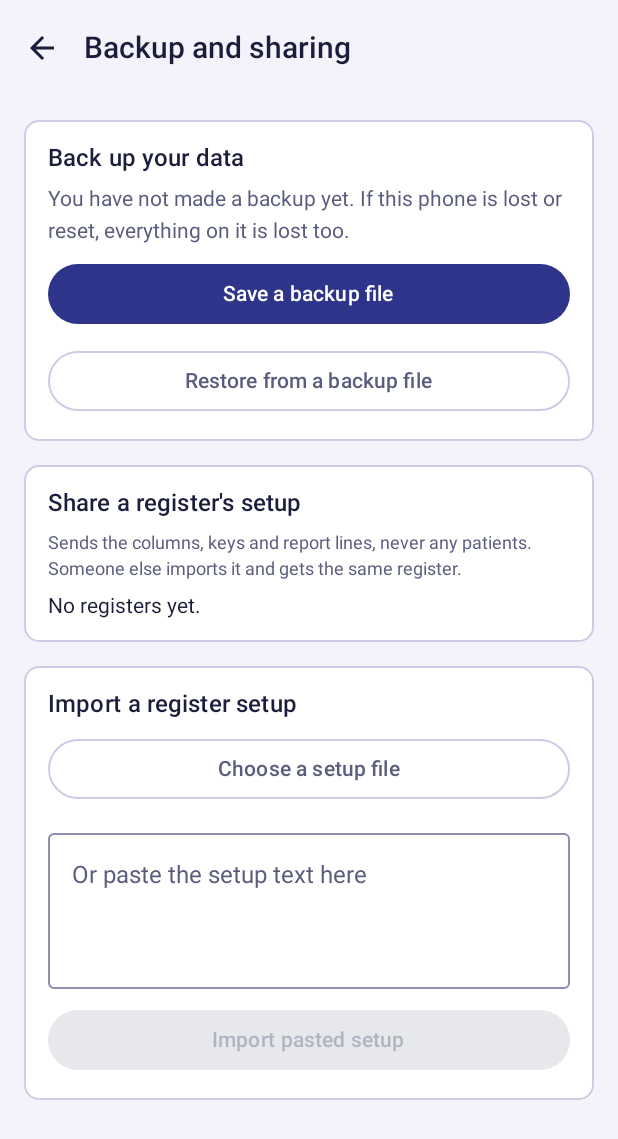
After one commit to sammyotsieno-cloud/AfyaReport, an Android app built with Jetpack Compose: the ToolsScreen screen opened through its navigation route, on a phone screen of 412 x 824 dp. The commit adds this screen. Shown: the top 1139 px of the screen. Run offline under Robolectric (Android 15) with nearby library versions, the phone set to English and light mode, and no system bars; our stand-ins replace Room's generated code.

Commit message:
Backup and restore, register setup export/import (file, share, paste)

```diff
--- a/app/src/main/java/ke/co/afyareport/MainActivity.kt
+++ b/app/src/main/java/ke/co/afyareport/MainActivity.kt
@@ -32,6 +32,7 @@ import ke.co.afyareport.ui.session.SessionDetailScreen
 import ke.co.afyareport.ui.session.SessionListScreen
 import ke.co.afyareport.ui.session.SessionSummaryScreen
 import ke.co.afyareport.ui.theme.AfyaTheme
+import ke.co.afyareport.ui.tools.ToolsScreen
 
 class MainActivity : ComponentActivity() {
     override fun onCreate(savedInstanceState: Bundle?) {
@@ -70,7 +71,18 @@ private fun AfyaReportNavHost(
                 registerRepository = registerRepository,
                 onOpenRegister = { id -> navController.navigate(Routes.registerBook(id)) },
                 onNewRegister = { navController.navigate(Routes.CREATE_REGISTER) },
-                onOlderSessions = { navController.navigate(Routes.SESSION_LIST) }
+                onOlderSessions = { navController.navigate(Routes.SESSION_LIST) },
+                onTools = { navController.navigate(Routes.TOOLS) }
+            )
+        }
+        composable(Routes.TOOLS) {
+            ToolsScreen(
+                registerRepository = registerRepository,
+                onBack = { navController.popBackStack() },
+                onImported = { id ->
+                    navController.popBackStack()
+                    navController.navigate(Routes.registerBook(id))
+                }
             )
         }
         composable(Routes.REGISTER_LIST) {
--- a/app/src/main/java/ke/co/afyareport/ui/home/HomeScreen.kt
+++ b/app/src/main/java/ke/co/afyareport/ui/home/HomeScreen.kt
@@ -38,7 +38,8 @@ fun HomeScreen(
     registerRepository: RegisterRepository,
     onOpenRegister: (Long) -> Unit,
     onNewRegister: () -> Unit,
-    onOlderSessions: () -> Unit
+    onOlderSessions: () -> Unit,
+    onTools: () -> Unit
 ) {
     val registers by registerRepository.observeAllRegisters().collectAsState(initial = emptyList())
     Scaffold(
@@ -109,7 +110,10 @@ fun HomeScreen(
                 }
             }
             item {
-                TextButton(onClick = onOlderSessions) { Text("Earlier batches (old screens)") }
+                Column {
+                    TextButton(onClick = onTools) { Text("Backup, restore and sharing") }
+                    TextButton(onClick = onOlderSessions) { Text("Earlier batches (old screens)") }
+                }
             }
         }
     }
--- a/app/src/main/java/ke/co/afyareport/ui/navigation/Routes.kt
+++ b/app/src/main/java/ke/co/afyareport/ui/navigation/Routes.kt
@@ -2,6 +2,7 @@ package ke.co.afyareport.ui.navigation
 
 object Routes {
     const val HOME = "home"
+    const val TOOLS = "tools"
     const val REGISTER_BOOK = "registers/{registerId}/book"
     const val ENTRY = "registers/{registerId}/entry/{entryId}"
     const val REGISTER_REPORT = "registers/{registerId}/report"
--- /dev/null
+++ b/app/src/main/java/ke/co/afyareport/ui/tools/ToolsScreen.kt
@@ -0,0 +1,263 @@
+package ke.co.afyareport.ui.tools
+
+import android.content.Intent
+import android.net.Uri
+import androidx.activity.compose.rememberLauncherForActivityResult
+import androidx.activity.result.contract.ActivityResultContracts
+import androidx.compose.foundation.background
+import androidx.compose.foundation.layout.Arrangement
+import androidx.compose.foundation.layout.Column
+import androidx.compose.foundation.layout.Row
+import androidx.compose.foundation.layout.WindowInsets
+import androidx.compose.foundation.layout.fillMaxSize
+import androidx.compose.foundation.layout.fillMaxWidth
+import androidx.compose.foundation.layout.padding
+import androidx.compose.foundation.layout.safeDrawing
+import androidx.compose.foundation.rememberScrollState
+import androidx.compose.foundation.verticalScroll
+import androidx.compose.material3.AlertDialog
+import androidx.compose.material3.Button
+import androidx.compose.material3.MaterialTheme
+import androidx.compose.material3.OutlinedButton
+import androidx.compose.material3.OutlinedTextField
+import androidx.compose.material3.Scaffold
+import androidx.compose.material3.Text
+import androidx.compose.material3.TextButton
+import androidx.compose.runtime.Composable
+import androidx.compose.runtime.collectAsState
+import androidx.compose.runtime.getValue
+import androidx.compose.runtime.mutableStateOf
+import androidx.compose.runtime.remember
+import androidx.compose.runtime.rememberCoroutineScope
+import androidx.compose.runtime.setValue
+import androidx.compose.ui.Alignment
+import androidx.compose.ui.Modifier
+import androidx.compose.ui.platform.LocalContext
+import androidx.compose.ui.unit.dp
+import ke.co.afyareport.data.backup.BackupManager
+import ke.co.afyareport.data.backup.RegisterTransfer
+import ke.co.afyareport.data.local.AfyaReportDatabase
+import ke.co.afyareport.data.repository.RegisterRepository
+import ke.co.afyareport.data.repository.ReportRepository
+import ke.co.afyareport.ui.theme.AfyaTopBar
+import ke.co.afyareport.ui.theme.Card
+import kotlinx.coroutines.Dispatchers
+import kotlinx.coroutines.launch
+import kotlinx.coroutines.withContext
+import java.text.DateFormat
+import java.time.LocalDate
+import java.util.Date
+
+@Composable
+fun ToolsScreen(
+    registerRepository: RegisterRepository,
+    onBack: () -> Unit,
+    onImported: (Long) -> Unit
+) {
+    val context = LocalContext.current
+    val reportRepo = remember { ReportRepository(AfyaReportDatabase.getInstance(context).reportDao()) }
+    val scope = rememberCoroutineScope()
+    val registers by registerRepository.observeAllRegisters().collectAsState(initial = emptyList())
+    var message by remember { mutableStateOf<String?>(null) }
+    var lastBackup by remember { mutableStateOf(BackupManager.lastBackup(context)) }
+    var restoreUri by remember { mutableStateOf<Uri?>(null) }
+    var exportId by remember { mutableStateOf(0L) }
+    var pasted by remember { mutableStateOf("") }
+    var busy by remember { mutableStateOf(false) }
+
+    suspend fun doImport(text: String) {
+        busy = true
+        val r = RegisterTransfer.importJson(text, registerRepository, reportRepo)
+        busy = false
+        val newId = r.registerId
+        if (newId != null) onImported(newId) else message = r.error
+    }
+
+    val backupLauncher = rememberLauncherForActivityResult(
+        ActivityResultContracts.CreateDocument("application/octet-stream")
+    ) { uri ->
+        if (uri != null) scope.launch {
+            busy = true
+            val ok = BackupManager.backupTo(context, uri)
+            lastBackup = BackupManager.lastBackup(context)
+            message = if (ok) {
+                "Backup saved. Keep a copy somewhere safe, such as your email or Google Drive."
+            } else {
+                "The backup could not be saved. Try another location."
+            }
+            busy = false
+        }
+    }
+    val restoreLauncher = rememberLauncherForActivityResult(
+        ActivityResultContracts.OpenDocument()
+    ) { uri -> if (uri != null) restoreUri = uri }
+
+    val exportLauncher = rememberLauncherForActivityResult(
+        ActivityResultContracts.CreateDocument("application/json")
+    ) { uri ->
+        if (uri != null) scope.launch {
+            val json = RegisterTransfer.toJson(exportId, registerRepository, reportRepo)
+            val ok = json != null && withContext(Dispatchers.IO) {
+                runCatching {
+                    context.contentResolver.openOutputStream(uri)?.use { it.write(json.toByteArray()) } != null
+                }.getOrDefault(false)
+            }
+            message = if (ok) "Setup file saved." else "The file could not be saved."
+        }
+    }
+    val importLauncher = rememberLauncherForActivityResult(
+        ActivityResultContracts.OpenDocument()
+    ) { uri ->
+        if (uri != null) scope.launch {
+            val text = withContext(Dispatchers.IO) {
+                runCatching {
+                    context.contentResolver.openInputStream(uri)?.bufferedReader()?.use { it.readText() }
+                }.getOrNull()
+            }
+            if (text == null) message = "That file could not be read." else doImport(text)
+        }
+    }
+
+    restoreUri?.let { uri ->
+        AlertDialog(
+            onDismissRequest = { restoreUri = null },
+            title = { Text("Replace everything with this backup?") },
+            text = {
+                Text(
+                    "All registers and patients on this phone will be replaced by the backup. " +
+                        "A safety copy of the current data is kept inside the app, and the app will restart."
+                )
+            },
+            confirmButton = {
+                TextButton(onClick = {
+                    restoreUri = null
+                    scope.launch {
+                        busy = true
+                        val err = BackupManager.restoreFrom(context, uri)
+                        busy = false
+                        if (err == null) BackupManager.restartApp(context) else message = err
+                    }
+                }) { Text("Replace") }
+            },
+            dismissButton = { TextButton(onClick = { restoreUri = null }) { Text("Cancel") } }
+        )
+    }
+
+    Scaffold(
+        contentWindowInsets = WindowInsets.safeDrawing,
+        topBar = { AfyaTopBar(title = "Backup and sharing", onBack = onBack) }
+    ) { padding ->
+        Column(
+            modifier = Modifier
+                .fillMaxSize()
+                .padding(padding)
+                .verticalScroll(rememberScrollState())
+                .padding(16.dp),
+            verticalArrangement = Arrangement.spacedBy(16.dp)
+        ) {
+            message?.let {
+                Text(
+                    it,
+                    style = MaterialTheme.typography.bodyMedium,
+                    color = MaterialTheme.colorScheme.onSecondaryContainer,
+                    modifier = Modifier
+                        .fillMaxWidth()
+                        .background(MaterialTheme.colorScheme.secondaryContainer, MaterialTheme.shapes.small)
+                        .padding(12.dp)
+                )
+            }
+            if (busy) {
+                Text("Working…", style = MaterialTheme.typography.bodyMedium)
+            }
+
+            Card(Modifier.fillMaxWidth()) {
+                Column(Modifier.padding(16.dp), verticalArrangement = Arrangement.spacedBy(10.dp)) {
+                    Text("Back up your data", style = MaterialTheme.typography.titleMedium)
+                    Text(
+                        if (lastBackup == 0L) {
+                            "You have not made a backup yet. If this phone is lost or reset, everything on it is lost too."
+                        } else {
+                            "Last backup: ${DateFormat.getDateTimeInstance().format(Date(lastBackup))}"
+                        },
+                        style = MaterialTheme.typography.bodyMedium,
+                        color = MaterialTheme.colorScheme.onSurfaceVariant
+                    )
+                    Button(
+                        onClick = { backupLauncher.launch("AfyaReport-backup-${LocalDate.now()}.db") },
+                        enabled = !busy,
+                        modifier = Modifier.fillMaxWidth()
+                    ) { Text("Save a backup file") }
+                    OutlinedButton(
+                        onClick = { restoreLauncher.launch(arrayOf("*/*")) },
+                        enabled = !busy,
+                        modifier = Modifier.fillMaxWidth()
+                    ) { Text("Restore from a backup file") }
+                }
+            }
+
+            Card(Modifier.fillMaxWidth()) {
+                Column(Modifier.padding(16.dp), verticalArrangement = Arrangement.spacedBy(10.dp)) {
+                    Text("Share a register's setup", style = MaterialTheme.typography.titleMedium)
+                    Text(
+                        "Sends the columns, keys and report lines, never any patients. Someone else imports it and gets the same register.",
+                        style = MaterialTheme.typography.bodySmall,
+                        color = MaterialTheme.colorScheme.onSurfaceVariant
+                    )
+                    if (registers.isEmpty()) {
+                        Text("No registers yet.", style = MaterialTheme.typography.bodyMedium)
+                    }
+                    registers.forEach { r ->
+                        Column(verticalArrangement = Arrangement.spacedBy(6.dp)) {
+                            Text(r.name, style = MaterialTheme.typography.titleSmall)
+                            Row(horizontalArrangement = Arrangement.spacedBy(8.dp), verticalAlignment = Alignment.CenterVertically) {
+                                OutlinedButton(onClick = {
+                                    scope.launch {
+                                        val json = RegisterTransfer.toJson(r.id, registerRepository, reportRepo)
+                                        if (json == null) {
+                                            message = "Could not read that register."
+                                        } else {
+                                            val send = Intent(Intent.ACTION_SEND).apply {
+                                                type = "text/plain"
+                                                putExtra(Intent.EXTRA_SUBJECT, "${r.name} setup")
+                                                putExtra(Intent.EXTRA_TEXT, json)
+                                            }
+                                            context.startActivity(Intent.createChooser(send, "Share register setup"))
+                                        }
+                                    }
+                                }, modifier = Modifier.weight(1f)) { Text("Share as text") }
+                                OutlinedButton(onClick = {
+                                    exportId = r.id
+                                    val safe = r.name.replace(Regex("[^A-Za-z0-9 _-]"), "").trim().ifBlank { "register" }
+                                    exportLauncher.launch("$safe-setup.json")
+                                }, modifier = Modifier.weight(1f)) { Text("Save as file") }
+                            }
+                        }
+                    }
+                }
+            }
+
+            Card(Modifier.fillMaxWidth()) {
+                Column(Modifier.padding(16.dp), verticalArrangement = Arrangement.spacedBy(10.dp)) {
+                    Text("Import a register setup", style = MaterialTheme.typography.titleMedium)
+                    OutlinedButton(
+                        onClick = { importLauncher.launch(arrayOf("*/*")) },
+                        enabled = !busy,
+                        modifier = Modifier.fillMaxWidth()
+                    ) { Text("Choose a setup file") }
+                    OutlinedTextField(
+                        value = pasted,
+                        onValueChange = { pasted = it },
+                        label = { Text("Or paste the setup text here") },
+                        minLines = 3,
+                        modifier = Modifier.fillMaxWidth()
+                    )
+                    Button(
+                        onClick = { scope.launch { doImport(pasted) } },
+                        enabled = pasted.isNotBlank() && !busy,
+                        modifier = Modifier.fillMaxWidth()
+                    ) { Text("Import pasted setup") }
+                }
+            }
+        }
+    }
+}
```
Also changed, not shown: app/src/main/java/ke/co/afyareport/data/backup/BackupManager.kt (added, +103 -0 lines), app/src/main/java/ke/co/afyareport/data/backup/RegisterTransfer.kt (added, +175 -0 lines).
